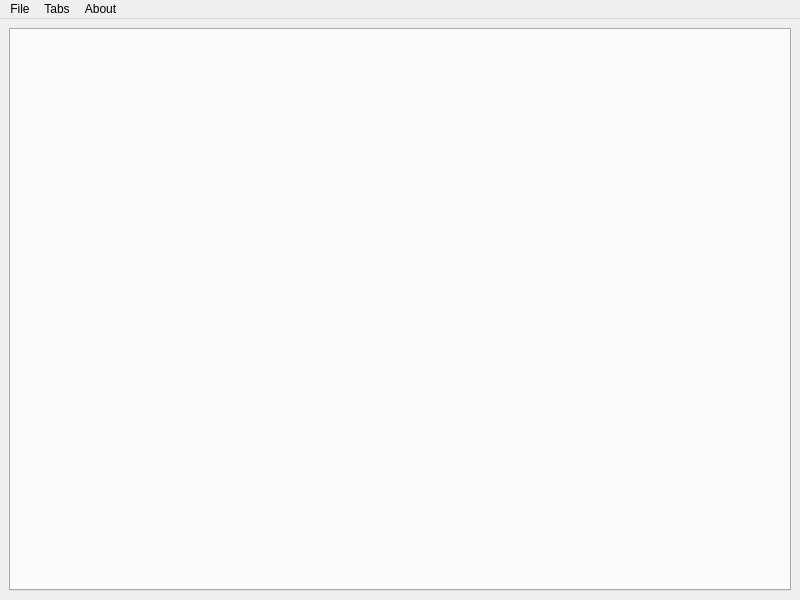
wxmanager/Atomizer, file src/uc_uis/Atomizer.ui: the form before one commit.
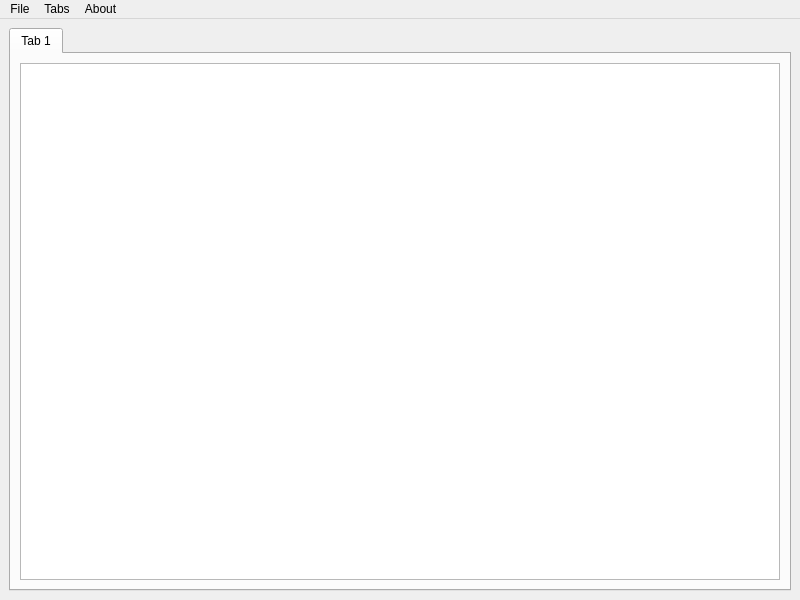
The form after the commit.

Commit message: Moved to QT6

Patch:
```diff
--- a/src/uc_uis/Atomizer.ui
+++ b/src/uc_uis/Atomizer.ui
@@ -15,14 +15,25 @@
   </property>
   <widget class="QWidget" name="centralwidget">
    <layout class="QGridLayout" name="gridLayout">
-    <item row="1" column="0">
+    <item row="0" column="0">
      <widget class="QTabWidget" name="tabWidget">
       <property name="currentIndex">
        <number>-1</number>
       </property>
-      <property name="tabsClosable">
-       <bool>true</bool>
-      </property>
+      <widget class="QWidget" name="tab">
+       <attribute name="title">
+        <string>Tab 1</string>
+       </attribute>
+       <layout class="QHBoxLayout" name="horizontalLayout_2">
+        <item>
+         <layout class="QHBoxLayout" name="horizontalLayout">
+          <item>
+           <widget class="QPlainTextEdit" name="plainTextEdit"/>
+          </item>
+         </layout>
+        </item>
+       </layout>
+      </widget>
      </widget>
     </item>
    </layout>
```
Left out of the diff: 4 changed lines with no effect on the pictures. The commit also changes 2 other files.
